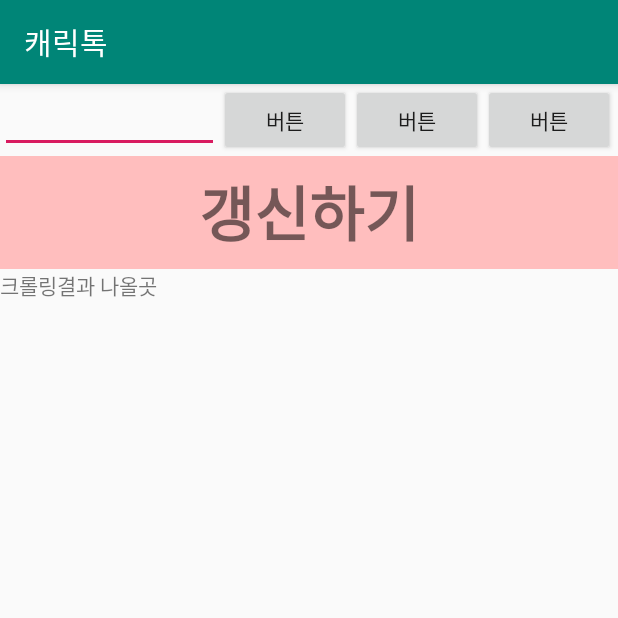
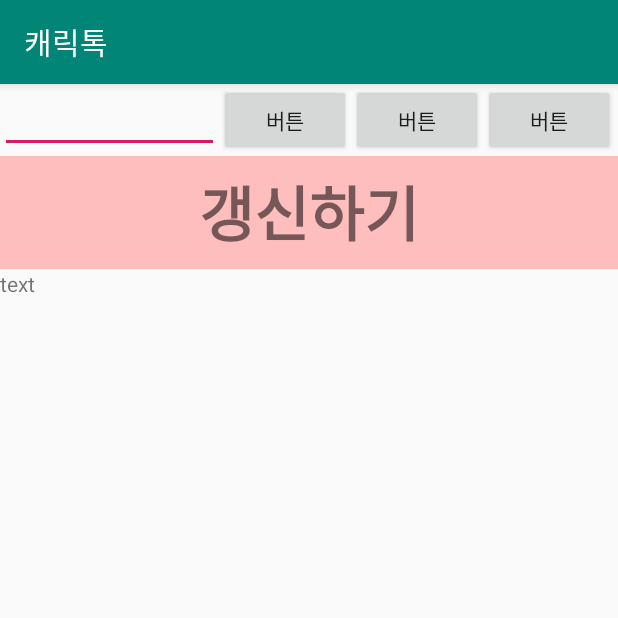
Before and after one commit to donyoeb/CharacTalk, an Android app: the SubActivity4 screen opened directly, with no data from a screen before it, on a phone screen of 412 x 824 dp, the top half of it. Run offline under Robolectric (Android 15) with nearby library versions, the phone set to English and light mode, and no system bars.

Commit message:
크롤링 연습 / 네이버실검 크롤링

```diff
--- a/app/build.gradle
+++ b/app/build.gradle
@@ -33,4 +33,5 @@ dependencies {
     implementation 'com.google.code.gson:gson:2.8.5'
     implementation 'com.google.firebase:firebase-database:19.2.0'
     implementation files('libs/jsoup-1.13.1.jar')
+    implementation 'androidx.recyclerview:recyclerview:1.0.0'
 }
--- a/app/src/main/res/layout/activity_sub4.xml
+++ b/app/src/main/res/layout/activity_sub4.xml
@@ -47,10 +47,7 @@
             android:id="@+id/textBox"
             android:layout_width="match_parent"
             android:layout_height="match_parent"
-            android:text="크롤링결과 나올곳" />
+            android:text="text" />
+    </ScrollView>
 
-
-
-
-    </ScrollView>
 </LinearLayout>
```
Also changed, not shown: app/src/main/java/com/google/wjddidgns22/SubActivity4.java (+3 -4 lines).
